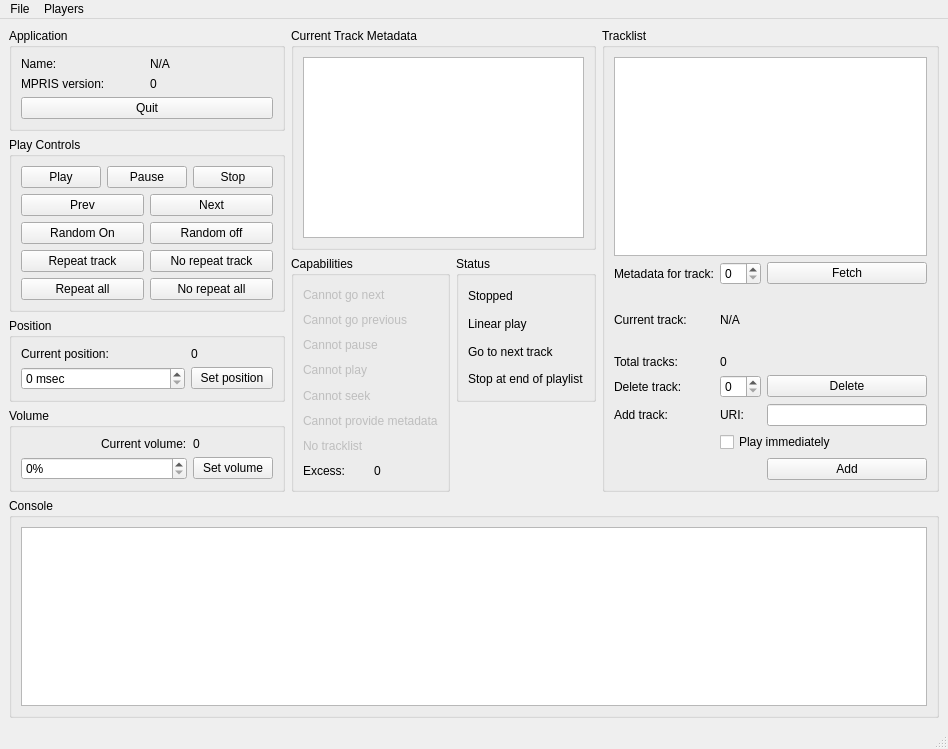
This is ui/window.ui in randomguy3/mpristester as Qt 5 draws it before an edit. The edited form follows.
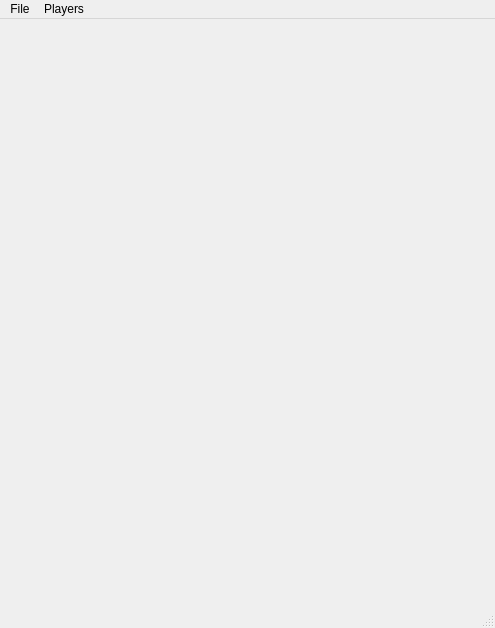
This is the edited form.

Diff of the .ui file:
```diff
--- a/ui/window.ui
+++ b/ui/window.ui
@@ -1,529 +1,31 @@
 <ui version="4.0" >
  <class>MainWindow</class>
- <widget class="QMainWindow" name="MainWindow" >
-  <property name="geometry" >
+ <widget class="QMainWindow" name="MainWindow">
+  <property name="geometry">
    <rect>
     <x>0</x>
     <y>0</y>
-    <width>948</width>
-    <height>749</height>
+    <width>495</width>
+    <height>628</height>
    </rect>
   </property>
   <property name="windowTitle" >
    <string>MPRIS Tester</string>
   </property>
-  <widget class="QWidget" name="centralwidget" >
-   <layout class="QGridLayout" name="gridLayout_7" >
-    <item row="0" column="0" >
-     <widget class="QGroupBox" name="appInfoBox" >
-      <property name="title" >
-       <string>Application</string>
-      </property>
-      <layout class="QGridLayout" name="gridLayout_5" >
-       <item row="0" column="0" >
-        <widget class="QLabel" name="labelAppName" >
-         <property name="text" >
-          <string>Name:</string>
-         </property>
-        </widget>
-       </item>
-       <item row="0" column="1" >
-        <widget class="QLabel" name="appName" >
-         <property name="text" >
-          <string>N/A</string>
-         </property>
-        </widget>
-       </item>
-       <item row="1" column="0" >
-        <widget class="QLabel" name="labelMprisVersion" >
-         <property name="text" >
-          <string>MPRIS version:</string>
-         </property>
-        </widget>
-       </item>
-       <item row="1" column="1" >
-        <widget class="QLabel" name="mprisVersion" >
-         <property name="text" >
-          <string>0</string>
-         </property>
-        </widget>
-       </item>
-       <item row="2" column="0" colspan="2" >
-        <widget class="QPushButton" name="quitButton" >
-         <property name="text" >
-          <string>Quit</string>
-         </property>
-        </widget>
-       </item>
-      </layout>
-     </widget>
-    </item>
-    <item rowspan="2" row="0" column="1" colspan="2" >
-     <widget class="QGroupBox" name="metadataBox" >
-      <property name="title" >
-       <string>Current Track Metadata</string>
-      </property>
-      <layout class="QVBoxLayout" name="verticalLayout_3" >
-       <item>
-        <widget class="QTableView" name="metadataView" />
-       </item>
-      </layout>
-     </widget>
-    </item>
-    <item rowspan="5" row="0" column="3" >
-     <widget class="QGroupBox" name="tracklistBox" >
-      <property name="title" >
-       <string>Tracklist</string>
-      </property>
-      <layout class="QGridLayout" name="gridLayout_6" >
-       <item row="2" column="2" >
-        <widget class="QLabel" name="label_7" >
-         <property name="minimumSize" >
-          <size>
-           <width>0</width>
-           <height>58</height>
-          </size>
-         </property>
-         <property name="text" >
-          <string>Current track:</string>
-         </property>
-        </widget>
-       </item>
-       <item row="2" column="3" >
-        <widget class="QLabel" name="currentTrack" >
-         <property name="text" >
-          <string>N/A</string>
-         </property>
-        </widget>
-       </item>
-       <item row="3" column="2" >
-        <widget class="QLabel" name="label_8" >
-         <property name="text" >
-          <string>Total tracks:</string>
-         </property>
-        </widget>
-       </item>
-       <item row="3" column="3" >
-        <widget class="QLabel" name="totalTracks" >
-         <property name="text" >
-          <string>0</string>
-         </property>
-        </widget>
-       </item>
-       <item row="1" column="2" >
-        <widget class="QLabel" name="label_6" >
-         <property name="text" >
-          <string>Metadata for track:</string>
-         </property>
-        </widget>
-       </item>
-       <item row="1" column="3" >
-        <widget class="QSpinBox" name="fetchTrackNumber" />
-       </item>
-       <item row="1" column="4" >
-        <widget class="QPushButton" name="fetchMetadataButton" >
-         <property name="text" >
-          <string>Fetch</string>
-         </property>
-        </widget>
-       </item>
-       <item row="4" column="2" >
-        <widget class="QLabel" name="label_9" >
-         <property name="text" >
-          <string>Delete track:</string>
-         </property>
-        </widget>
-       </item>
-       <item row="4" column="3" >
-        <widget class="QSpinBox" name="deleteTrackNumber" />
-       </item>
-       <item row="4" column="4" >
-        <widget class="QPushButton" name="deleteTrackButton" >
-         <property name="text" >
-          <string>Delete</string>
-         </property>
-        </widget>
-       </item>
-       <item row="5" column="2" >
-        <widget class="QLabel" name="label_10" >
-         <property name="text" >
-          <string>Add track:</string>
-         </property>
-        </widget>
-       </item>
-       <item row="5" column="4" >
-        <widget class="QLineEdit" name="trackUri" />
-       </item>
-       <item row="5" column="3" >
-        <widget class="QLabel" name="label_11" >
-         <property name="text" >
-          <string>URI:</string>
-         </property>
-        </widget>
-       </item>
-       <item row="8" column="4" >
-        <widget class="QPushButton" name="addTrackButton" >
-         <property name="text" >
-          <string>Add</string>
-         </property>
-        </widget>
-       </item>
-       <item row="6" column="3" colspan="2" >
-        <widget class="QCheckBox" name="playNow" >
-         <property name="text" >
-          <string>Play immediately</string>
-         </property>
-        </widget>
-       </item>
-       <item row="0" column="2" colspan="3" >
-        <widget class="QTableView" name="tracklistView" />
-       </item>
-      </layout>
-     </widget>
-    </item>
-    <item rowspan="2" row="1" column="0" >
-     <widget class="QGroupBox" name="controlsBox" >
-      <property name="title" >
-       <string>Play Controls</string>
-      </property>
-      <layout class="QGridLayout" name="gridLayout_4" >
-       <item row="0" column="0" >
-        <widget class="QPushButton" name="playButton" >
-         <property name="text" >
-          <string>Play</string>
-         </property>
-        </widget>
-       </item>
-       <item row="0" column="1" colspan="2" >
-        <widget class="QPushButton" name="pauseButton" >
-         <property name="text" >
-          <string>Pause</string>
-         </property>
-        </widget>
-       </item>
-       <item row="0" column="3" >
-        <widget class="QPushButton" name="stopButton" >
-         <property name="text" >
-          <string>Stop</string>
-         </property>
-        </widget>
-       </item>
-       <item row="1" column="0" colspan="2" >
-        <widget class="QPushButton" name="prevButton" >
-         <property name="text" >
-          <string>Prev</string>
-         </property>
-        </widget>
-       </item>
-       <item row="1" column="2" colspan="2" >
-        <widget class="QPushButton" name="nextButton" >
-         <property name="text" >
-          <string>Next</string>
-         </property>
-        </widget>
-       </item>
-       <item row="2" column="0" colspan="2" >
-        <widget class="QPushButton" name="randomOnButton" >
-         <property name="text" >
-          <string>Random On</string>
-         </property>
-        </widget>
-       </item>
-       <item row="2" column="2" colspan="2" >
-        <widget class="QPushButton" name="randomOffButton" >
-         <property name="text" >
-          <string>Random off</string>
-         </property>
-        </widget>
-       </item>
-       <item row="3" column="0" colspan="2" >
-        <widget class="QPushButton" name="trackRepeatOnButton" >
-         <property name="text" >
-          <string>Repeat track</string>
-         </property>
-        </widget>
-       </item>
-       <item row="3" column="2" colspan="2" >
-        <widget class="QPushButton" name="trackRepeatOffButton" >
-         <property name="text" >
-          <string>No repeat track</string>
-         </property>
-        </widget>
-       </item>
-       <item row="4" column="0" colspan="2" >
-        <widget class="QPushButton" name="playlistRepeatOnButton" >
-         <property name="text" >
-          <string>Repeat all</string>
-         </property>
-        </widget>
-       </item>
-       <item row="4" column="2" colspan="2" >
-        <widget class="QPushButton" name="playlistRepeatOffButton" >
-         <property name="text" >
-          <string>No repeat all</string>
-         </property>
-        </widget>
-       </item>
-      </layout>
-     </widget>
-    </item>
-    <item rowspan="3" row="2" column="1" >
-     <widget class="QGroupBox" name="capsBox" >
-      <property name="title" >
-       <string>Capabilities</string>
-      </property>
-      <layout class="QGridLayout" name="gridLayout" >
-       <item row="8" column="0" >
-        <widget class="QLabel" name="labelCapsExcess" >
-         <property name="toolTip" >
-          <string>This shows the value of the capabilities bitfield once the above capabilities are cleared.  If this is not 0, the player claims a capability not in the above list.</string>
-         </property>
-         <property name="whatsThis" >
-          <string>This shows the value of the capabilities bitfield once the above capabilities are cleared.  If this is not 0, the player claims a capability not in the above list.</string>
-         </property>
-         <property name="text" >
-          <string>Excess:</string>
-         </property>
-        </widget>
-       </item>
-       <item row="8" column="1" >
-        <widget class="QLabel" name="capsExcess" >
-         <property name="toolTip" >
-          <string>This shows the value of the capabilities bitfield once the above capabilities are cleared.  If this is not 0, the player claims a capability not in the above list.</string>
-         </property>
-         <property name="whatsThis" >
-          <string>This shows the value of the capabilities bitfield once the above capabilities are cleared.  If this is not 0, the player claims a capability not in the above list.</string>
-         </property>
-         <property name="text" >
-          <string>0</string>
-         </property>
-        </widget>
-       </item>
-       <item row="1" column="0" colspan="2" >
-        <widget class="QLabel" name="capGoNext" >
-         <property name="enabled" >
-          <bool>false</bool>
-         </property>
-         <property name="text" >
-          <string>Cannot go next</string>
-         </property>
-        </widget>
-       </item>
-       <item row="2" column="0" colspan="2" >
-        <widget class="QLabel" name="capGoPrev" >
-         <property name="enabled" >
-          <bool>false</bool>
-         </property>
-         <property name="text" >
-          <string>Cannot go previous</string>
-         </property>
-        </widget>
-       </item>
-       <item row="3" column="0" colspan="2" >
-        <widget class="QLabel" name="capPause" >
-         <property name="enabled" >
-          <bool>false</bool>
-         </property>
-         <property name="text" >
-          <string>Cannot pause</string>
-         </property>
-        </widget>
-       </item>
-       <item row="4" column="0" colspan="2" >
-        <widget class="QLabel" name="capPlay" >
-         <property name="enabled" >
-          <bool>false</bool>
-         </property>
-         <property name="text" >
-          <string>Cannot play</string>
-         </property>
-        </widget>
-       </item>
-       <item row="5" column="0" colspan="2" >
-        <widget class="QLabel" name="capSeek" >
-         <property name="enabled" >
-          <bool>false</bool>
-         </property>
-         <property name="text" >
-          <string>Cannot seek</string>
-         </property>
-        </widget>
-       </item>
-       <item row="6" column="0" colspan="2" >
-        <widget class="QLabel" name="capMetadata" >
-         <property name="enabled" >
-          <bool>false</bool>
-         </property>
-         <property name="text" >
-          <string>Cannot provide metadata</string>
-         </property>
-        </widget>
-       </item>
-       <item row="7" column="0" colspan="2" >
-        <widget class="QLabel" name="capTracklist" >
-         <property name="enabled" >
-          <bool>false</bool>
-         </property>
-         <property name="text" >
-          <string>No tracklist</string>
-         </property>
-        </widget>
-       </item>
-      </layout>
-     </widget>
-    </item>
-    <item rowspan="2" row="2" column="2" >
-     <widget class="QGroupBox" name="statusBox" >
-      <property name="title" >
-       <string>Status</string>
-      </property>
-      <layout class="QVBoxLayout" name="verticalLayout" >
-       <item>
-        <widget class="QLabel" name="statusPlaying" >
-         <property name="text" >
-          <string>Stopped</string>
-         </property>
-        </widget>
-       </item>
-       <item>
-        <widget class="QLabel" name="statusRandom" >
-         <property name="text" >
-          <string>Linear play</string>
-         </property>
-        </widget>
-       </item>
-       <item>
-        <widget class="QLabel" name="statusTrackRepeat" >
-         <property name="text" >
-          <string>Go to next track</string>
-         </property>
-        </widget>
-       </item>
-       <item>
-        <widget class="QLabel" name="statusPlaylistRepeat" >
-         <property name="text" >
-          <string>Stop at end of playlist</string>
-         </property>
-        </widget>
-       </item>
-      </layout>
-     </widget>
-    </item>
-    <item row="3" column="0" >
-     <widget class="QGroupBox" name="positionBox" >
-      <property name="title" >
-       <string>Position</string>
-      </property>
-      <layout class="QGridLayout" name="gridLayout_2" >
-       <item row="0" column="0" colspan="2" >
-        <widget class="QLabel" name="label" >
-         <property name="text" >
-          <string>Current position:</string>
-         </property>
-        </widget>
-       </item>
-       <item row="0" column="2" >
-        <widget class="QLabel" name="currentPosition" >
-         <property name="text" >
-          <string>0</string>
-         </property>
-        </widget>
-       </item>
-       <item row="1" column="0" colspan="2" >
-        <widget class="QSpinBox" name="newPosition" >
-         <property name="suffix" >
-          <string> msec</string>
-         </property>
-         <property name="maximum" >
-          <number>999999999</number>
-         </property>
-        </widget>
-       </item>
-       <item row="1" column="2" >
-        <widget class="QPushButton" name="setPositionButton" >
-         <property name="text" >
-          <string>Set position</string>
-         </property>
-        </widget>
-       </item>
-      </layout>
-     </widget>
-    </item>
-    <item row="4" column="0" >
-     <widget class="QGroupBox" name="volumeBox" >
-      <property name="title" >
-       <string>Volume</string>
-      </property>
-      <layout class="QGridLayout" name="gridLayout_3" >
-       <item row="2" column="0" colspan="2" >
-        <widget class="QSpinBox" name="newVolume" >
-         <property name="suffix" >
-          <string>%</string>
-         </property>
-         <property name="maximum" >
-          <number>100</number>
-         </property>
-        </widget>
-       </item>
-       <item row="2" column="2" >
-        <widget class="QPushButton" name="setVolumeButton" >
-         <property name="text" >
-          <string>Set volume</string>
-         </property>
-        </widget>
-       </item>
-       <item row="1" column="2" >
-        <widget class="QLabel" name="currentVolume" >
-         <property name="text" >
-          <string>0</string>
-         </property>
-        </widget>
-       </item>
-       <item row="1" column="1" >
-        <widget class="QLabel" name="label_2" >
-         <property name="text" >
-          <string>Current volume:</string>
-         </property>
-        </widget>
-       </item>
-      </layout>
-     </widget>
-    </item>
-    <item row="5" column="0" colspan="4" >
-     <widget class="QGroupBox" name="consoleBox" >
-      <property name="title" >
-       <string>Console</string>
-      </property>
-      <layout class="QVBoxLayout" name="verticalLayout_2" >
-       <item>
-        <widget class="QPlainTextEdit" name="console" >
-         <property name="undoRedoEnabled" >
-          <bool>false</bool>
-         </property>
-         <property name="readOnly" >
-          <bool>true</bool>
-         </property>
-         <property name="centerOnScroll" >
-          <bool>true</bool>
-         </property>
-        </widget>
-       </item>
-      </layout>
-     </widget>
-    </item>
-   </layout>
+  <widget class="QWidget" name="centralwidget">
+   <layout class="QGridLayout" name="gridLayout_7"/>
   </widget>
-  <widget class="QMenuBar" name="menubar" >
-   <property name="geometry" >
+  <widget class="QMenuBar" name="menubar">
+   <property name="geometry">
     <rect>
      <x>0</x>
      <y>0</y>
-     <width>948</width>
-     <height>27</height>
+     <width>495</width>
+     <height>20</height>
     </rect>
    </property>
-   <widget class="QMenu" name="menuFile" >
-    <property name="title" >
+   <widget class="QMenu" name="menuFile">
+    <property name="title">
      <string>File</string>
     </property>
     <addaction name="actionForce_metadata_update" />
@@ -534,14 +36,14 @@
     <addaction name="action_Clear_console" />
     <addaction name="action_Quit" />
    </widget>
-   <widget class="QMenu" name="menuPlayers" >
-    <property name="title" >
+   <widget class="QMenu" name="menuPlayers">
+    <property name="title">
      <string>Players</string>
     </property>
     <addaction name="actionNo_players_found" />
    </widget>
-   <addaction name="menuFile" />
-   <addaction name="menuPlayers" />
+   <addaction name="menuFile"/>
+   <addaction name="menuPlayers"/>
   </widget>
   <widget class="QStatusBar" name="statusbar" />
   <action name="action_Quit" >
```
Left out of the diff: 69 changed lines with no effect on the pictures.
